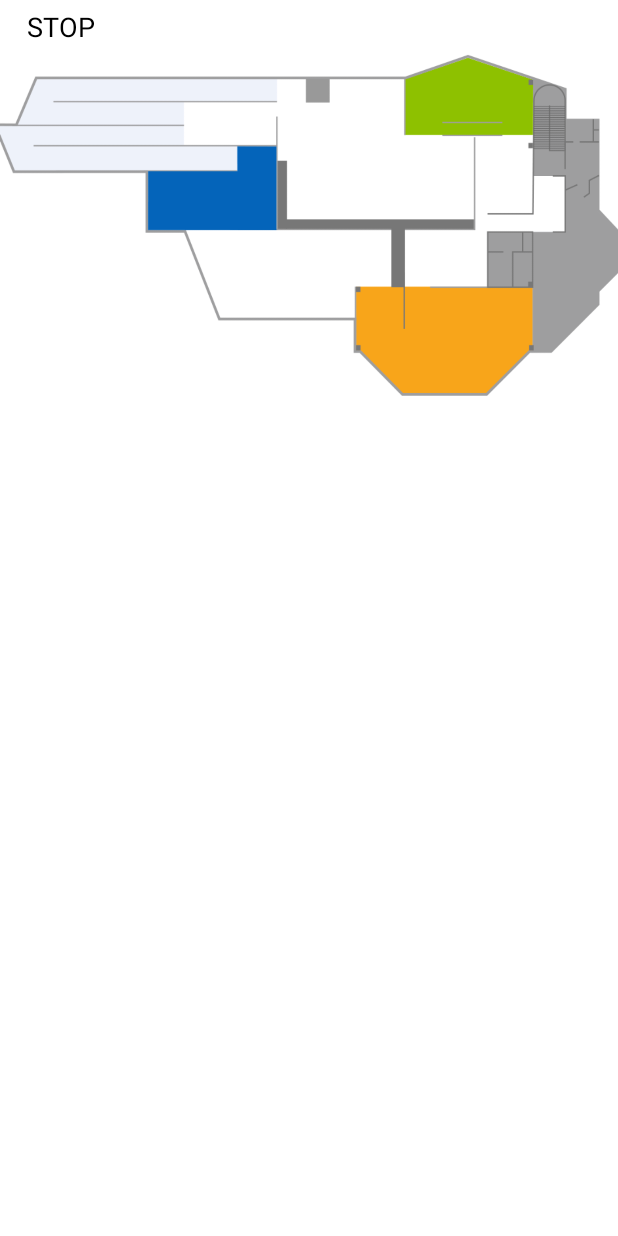
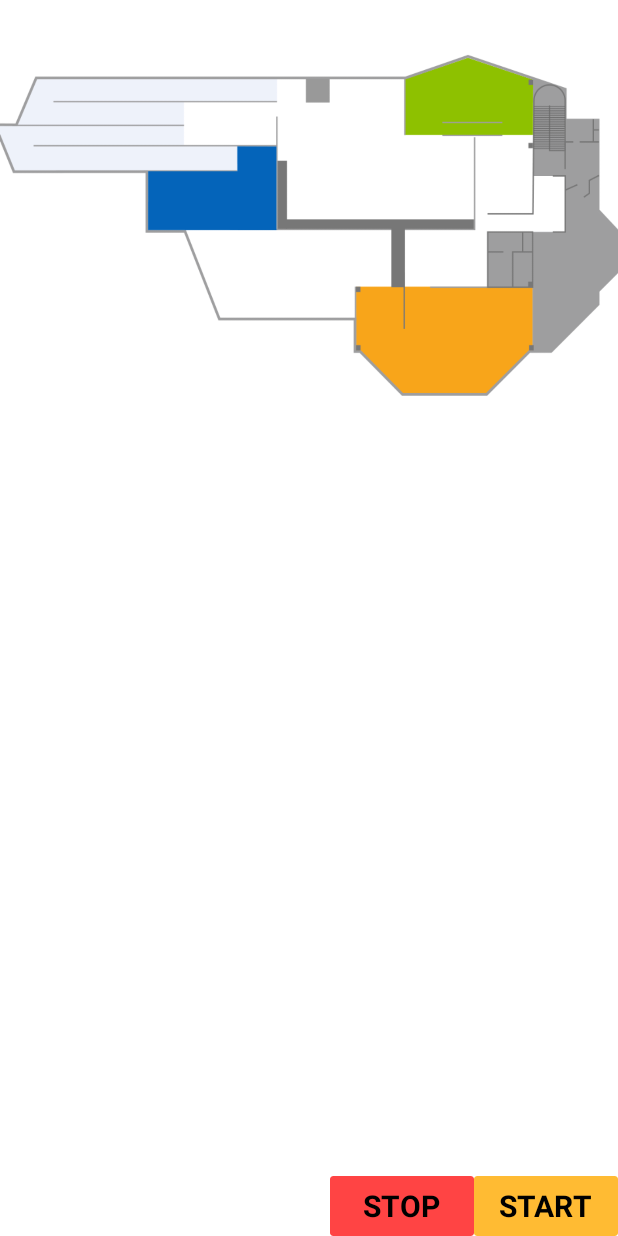
Before and after one commit to ehdrms2034/SmartPathGuide, an Android app: the layout activity_path.xml on its own in the app's theme, with its tools: preview values and no code run, on a phone screen of 412 x 824 dp. Run offline under Robolectric (Android 15) with nearby library versions, the phone set to English and light mode, and no system bars.

Commit message:
[PR-18] 유저 이동 애니메이션 구현 (#18)
* [PR-18] API 통신 Start, Stop 버튼 추가

* [PR-18] PathRecyclerView Animation, 경로 문구 수정

* [PR-18] BaseResponse 사용하는 API의 return type을 Completable로 변경

* [PR-18] 반복주기 5초로 변경, Logger제거

* [PR-18] getRecomment API 응답값에 따라서 userPath Animation 생성

* [PR-18] 새로운 지도 이미지 추가

* [PR-18] API BaseUrl 수정

* [PR-18] 액션바 제거

* [PR-18] 애니메이션 딜레이 수정, 애니메이션 종료되면 View에서 삭제되도록 수정

```diff
--- a/android/app/src/main/java/kr/pnu/ga2019/data/RetrofitManager.kt
+++ b/android/app/src/main/java/kr/pnu/ga2019/data/RetrofitManager.kt
@@ -21,7 +21,7 @@ object RetrofitManager {
 
     private const val TAG: String = "RetrofitManager"
 
-    private const val BASE_URL = "http://52.87.231.150:3000"
+    private const val BASE_URL = "http://3.34.130.242:3000"
     private const val CONNECT_TIMEOUT = 30L
     private const val WRITE_TIMEOUT = 30L
     private const val READ_TIMEOUT = 30L
--- a/android/app/src/main/java/kr/pnu/ga2019/data/network/api/PathApi.kt
+++ b/android/app/src/main/java/kr/pnu/ga2019/data/network/api/PathApi.kt
@@ -3,10 +3,9 @@
  */
 package kr.pnu.ga2019.data.network.api
 
-import io.reactivex.Single
+import io.reactivex.Completable
 import kr.pnu.ga2019.data.network.Api
 import kr.pnu.ga2019.data.network.request.SavePathRequest
-import kr.pnu.ga2019.data.network.response.CompletableResponse
 import retrofit2.http.Body
 import retrofit2.http.POST
 
@@ -15,6 +14,6 @@ interface PathApi : Api {
     @POST("/api/path")
     fun savePath(
         @Body savePathRequest: SavePathRequest
-    ): Single<CompletableResponse>
+    ): Completable
 
 }
--- a/android/app/src/main/java/kr/pnu/ga2019/data/repository/PathRepositoryImpl.kt
+++ b/android/app/src/main/java/kr/pnu/ga2019/data/repository/PathRepositoryImpl.kt
@@ -3,7 +3,6 @@
  */
 package kr.pnu.ga2019.data.repository
 
-import android.util.Log
 import io.reactivex.Completable
 import kr.pnu.ga2019.data.RetrofitManager
 import kr.pnu.ga2019.data.network.api.PathApi
@@ -37,9 +36,4 @@ class PathRepositoryImpl : PathRepository {
                     isCraft = isCraft
                 )
             )
-            .flatMapCompletable { response ->
-                Log.d(TAG, response.message)
-                Completable.complete()
-            }
-
 }
--- a/android/app/src/main/java/kr/pnu/ga2019/data/repository/UserRepositoryImpl.kt
+++ b/android/app/src/main/java/kr/pnu/ga2019/data/repository/UserRepositoryImpl.kt
@@ -20,9 +20,7 @@ class UserRepositoryImpl : UserRepository {
     override fun getAll(): Single<List<User>> =
         RetrofitManager.create(UserApi::class.java)
             .getAllUser()
-            .map { response ->
-                response.map { it.toEntity() }
-            }
+            .map { response -> response.map { it.toEntity() } }
 
     override fun insert(
         age: Int,
--- a/android/app/src/main/java/kr/pnu/ga2019/domain/entity/Point.kt
+++ b/android/app/src/main/java/kr/pnu/ga2019/domain/entity/Point.kt
@@ -13,7 +13,7 @@ data class Point(
 ) : Entity {
 
     val myLocation: String =
-        "$name - (${locationX.toInt()}, ${locationY.toInt()})\n"
+        "현재위치 - (${locationX.toInt()}, ${locationY.toInt()})\n"
 
     val point: String =
         "$seq. $name - (${locationX.toInt()}, ${locationY.toInt()})\n"
@@ -28,5 +28,6 @@ fun List<Point>.toPathString(): String =
                     .forEach { append(it.myLocation) }
             }
             .filter { it.name != "myLocation" }
+            .also { append("[경로]\n") }
             .forEach { append(it.point) }
     }.toString()
--- a/android/app/src/main/java/kr/pnu/ga2019/presentation/base/BaseActivity.kt
+++ b/android/app/src/main/java/kr/pnu/ga2019/presentation/base/BaseActivity.kt
@@ -22,12 +22,15 @@ abstract class BaseActivity<T : ViewDataBinding, V: BaseViewModel>(
 
     open fun setRecyclerView() { /* explicitly empty */ }
 
+    open fun observeLiveData() { /* explicitly empty */ }
+
     abstract fun start()
 
     override fun onCreate(savedInstanceState: Bundle?) {
         super.onCreate(savedInstanceState)
         setBinding()
         bindViewModel()
+        observeLiveData()
         observeError()
         setRecyclerView()
         start()
--- a/android/app/src/main/res/layout/activity_path.xml
+++ b/android/app/src/main/res/layout/activity_path.xml
@@ -10,21 +10,33 @@
     </data>
 
     <androidx.constraintlayout.widget.ConstraintLayout
+        android:id="@+id/activity_path_root_layout"
         android:layout_width="match_parent"
         android:layout_height="match_parent"
         android:background="@color/colorWhite"
         tools:context=".presentation.UserPathActivity">
 
-        <ImageView
-            android:id="@+id/image_view_map"
+        <androidx.constraintlayout.widget.ConstraintLayout
+            android:id="@+id/map_root_layout"
             android:layout_width="0dp"
             android:layout_height="300dp"
-            android:src="@drawable/map_image_1"
-            android:scaleType="centerCrop"
-            android:contentDescription="@string/image_view_map_description"
             app:layout_constraintTop_toTopOf="parent"
             app:layout_constraintStart_toStartOf="parent"
-            app:layout_constraintEnd_toEndOf="parent" />
+            app:layout_constraintEnd_toEndOf="parent">
+
+            <ImageView
+                android:id="@+id/image_view_map"
+                android:layout_width="0dp"
+                android:layout_height="0dp"
+                android:src="@drawable/map_image_1"
+                android:scaleType="centerCrop"
+                android:contentDescription="@string/image_view_map_description"
+                app:layout_constraintTop_toTopOf="parent"
+                app:layout_constraintStart_toStartOf="parent"
+                app:layout_constraintEnd_toEndOf="parent"
+                app:layout_constraintBottom_toBottomOf="parent"/>
+
+        </androidx.constraintlayout.widget.ConstraintLayout>
 
         <androidx.recyclerview.widget.RecyclerView
             android:id="@+id/user_path_recyclerview"
@@ -34,22 +46,46 @@
             app:layout_constraintStart_toStartOf="parent"
             app:layout_constraintEnd_toEndOf="parent"
             app:layout_constraintBottom_toBottomOf="parent"
-            app:layout_constraintTop_toBottomOf="@id/image_view_map"/>
+            app:layout_constraintTop_toBottomOf="@id/map_root_layout"/>
 
         <androidx.cardview.widget.CardView
-            android:layout_width="80dp"
-            android:layout_height="36dp"
-            android:onClick="@{() -> viewModel.dispose()}"
-            app:layout_constraintTop_toTopOf="parent"
-            app:layout_constraintStart_toStartOf="parent"
-            app:cardElevation="0dp">
+            android:id="@+id/start_button"
+            android:layout_width="96dp"
+            android:layout_height="40dp"
+            android:onClick="@{() -> viewModel.start()}"
+            app:layout_constraintBottom_toBottomOf="parent"
+            app:layout_constraintEnd_toEndOf="parent"
+            app:cardElevation="0dp"
+            app:cardBackgroundColor="@android:color/holo_orange_light">
 
             <TextView
                 android:layout_width="wrap_content"
                 android:layout_height="wrap_content"
                 android:layout_gravity="center"
-                android:text="STOP"
-                android:textSize="18dp"
+                android:textStyle="bold"
+                android:text="@string/text_view_start_dispose"
+                android:textSize="20dp"
+                android:textColor="@color/colorBlack"
+                tools:ignore="SpUsage" />
+
+        </androidx.cardview.widget.CardView>
+
+        <androidx.cardview.widget.CardView
+            android:layout_width="96dp"
+            android:layout_height="40dp"
+            android:onClick="@{() -> viewModel.stop()}"
+            app:layout_constraintEnd_toStartOf="@id/start_button"
+            app:layout_constraintBottom_toBottomOf="parent"
+            app:cardElevation="0dp"
+            app:cardBackgroundColor="@android:color/holo_red_light">
+
+            <TextView
+                android:layout_width="wrap_content"
+                android:layout_height="wrap_content"
+                android:layout_gravity="center"
+                android:textStyle="bold"
+                android:text="@string/text_view_stop_dispose"
+                android:textSize="20dp"
                 android:textColor="@color/colorBlack"
                 tools:ignore="SpUsage" />
 
--- a/android/app/src/main/res/layout/item_user.xml
+++ b/android/app/src/main/res/layout/item_user.xml
@@ -19,7 +19,7 @@
         <TextView
             android:layout_width="0dp"
             android:layout_height="wrap_content"
-            android:text="@{path.toUserPath()}"
+            android:text="@{path.pathString}"
             android:gravity="start"
             app:layout_constraintTop_toTopOf="parent"
             app:layout_constraintStart_toStartOf="parent"
--- a/android/app/src/main/res/values/strings.xml
+++ b/android/app/src/main/res/values/strings.xml
@@ -5,4 +5,8 @@
     <!-- ImageView Description -->
     <string name="image_view_map_description">메인화면에서 보여줄 지도 이미지뷰</string>
 
+    <!-- TextView Text -->
+    <string name="text_view_start_dispose">START</string>
+    <string name="text_view_stop_dispose">STOP</string>
+
 </resources>
--- a/android/app/src/main/res/values/styles.xml
+++ b/android/app/src/main/res/values/styles.xml
@@ -1,12 +1,15 @@
 <resources xmlns:tools="http://schemas.android.com/tools">
 
     <!-- Base application theme. -->
-    <style name="AppTheme" parent="Theme.AppCompat.Light.DarkActionBar">
+    <style name="AppTheme" parent="Theme.AppCompat.Light.NoActionBar">
         <!-- Customize your theme here. -->
         <item name="colorPrimary">@color/colorPrimary</item>
         <item name="colorPrimaryDark">@color/colorPrimaryDark</item>
         <item name="colorAccent">@color/colorAccent</item>
         <item name="android:textViewStyle">@style/TextViewStyle</item>
+        <item name="android:statusBarColor">@color/colorWhite</item>
+        <item name="android:windowDisablePreview">true</item>
+        <item name="android:windowLightStatusBar" tools:targetApi="23">true</item>
     </style>
 
     <style name="TextViewStyle" parent="@android:style/Widget.DeviceDefault.TextView">
```
Also changed, not shown: android/app/src/main/java/kr/pnu/ga2019/domain/entity/Path.kt (+9 -3 lines), android/app/src/main/java/kr/pnu/ga2019/presentation/UserPathActivity.kt (+69 -6 lines), android/app/src/main/java/kr/pnu/ga2019/presentation/UserPathAdapter.kt (+5 -5 lines), android/app/src/main/java/kr/pnu/ga2019/presentation/UserPathViewModel.kt (+11 -7 lines), android/app/src/main/java/kr/pnu/ga2019/presentation/base/BaseViewModel.kt (+9 -4 lines), android/app/src/main/res/drawable/drawable_user_point.xml (added, +8 -0 lines), android/app/src/main/res/layout/layout_user_point.xml (added, +40 -0 lines), android/app/src/main/res/drawable/map_image_3.jpg (added).
